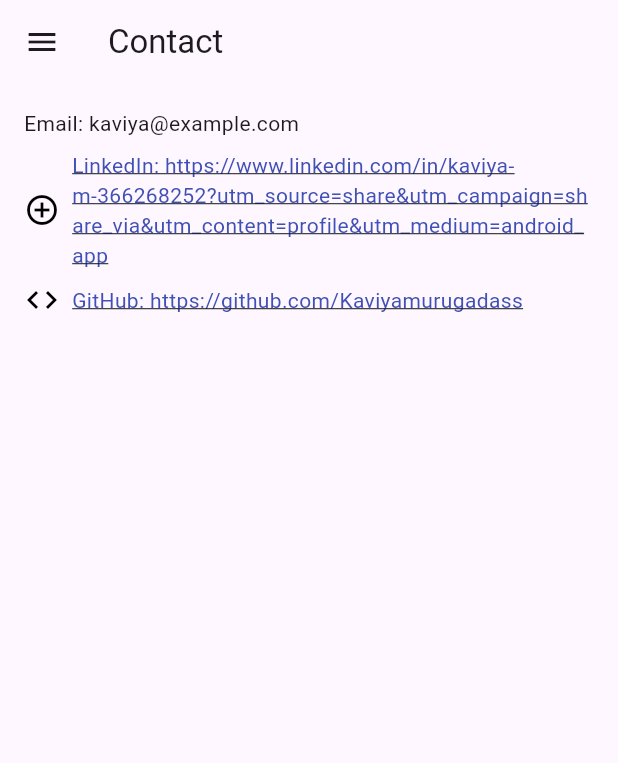
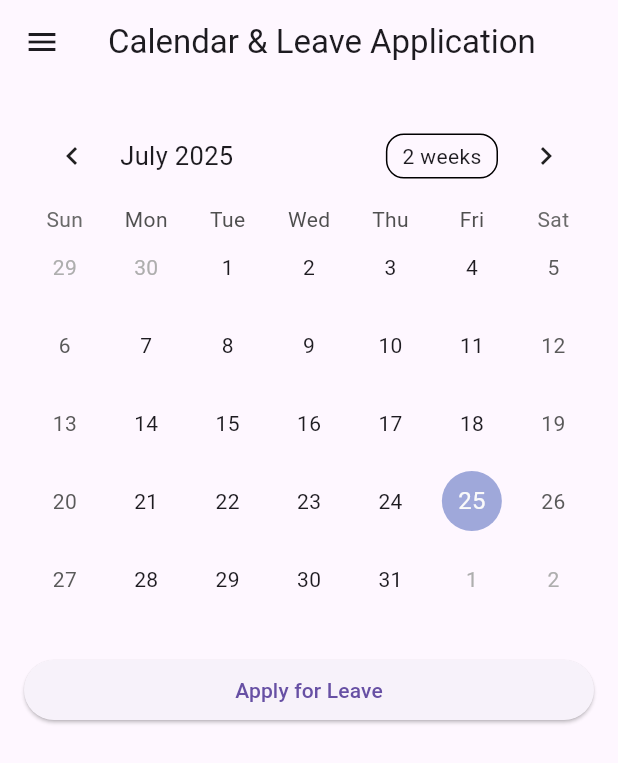
Before and after one commit to Kaviyamurugadass/Phobos---Flutter-App, a Flutter app: the screen it shows after launch, in the side drawer, after a tap on "Calender", on a phone screen of 412 x 824 dp. Shown: the top 763 px of the screen. Run offline on Flutter 3.47's test engine with Material 3 defaults, Android fonts, the light colour scheme and no system bars; drawn by our look-alikes of table_calendar; our stand-ins replace file_picker; missing offline and left inert: mobile_scanner.

Commit message:
calender page

```diff
--- a/lib/main.dart
+++ b/lib/main.dart
@@ -3,7 +3,7 @@
 import 'screens/home_screen.dart';
 import 'screens/profile_screen.dart';
 import 'screens/attendance_screen.dart';
-import 'screens/contact_screen.dart';
+import 'screens/calendar_screen.dart';
 import 'screens/expenses_screen.dart';
 
 class UserProvider extends ChangeNotifier {
@@ -52,7 +52,7 @@
         '/': (context) => HomeScreen(),
         '/profile': (context) => AppraiserProfileScreen(),
         '/attendance': (context) => AttendanceScreen(),
-        '/contact': (context) => ContactScreen(),
+        '/calendar': (context) => CalendarScreen(),
         '/expenses': (context) => ExpensesScreen(),
       },
     );
--- a/lib/screens/contact_screen.dart
+++ /dev/null
@@ -1,91 +0,0 @@
-import 'package:flutter/material.dart';
-import '../widgets/nav_drawer.dart';
-import 'package:url_launcher/url_launcher.dart'; // Add this import
-
-class ContactScreen extends StatelessWidget {
-  final String linkedInUrl =
-      'https://www.linkedin.com/in/kaviya-m-366268252?utm_source=share&utm_campaign=share_via&utm_content=profile&utm_medium=android_app';
-
-  final String githubUrl = 'https://github.com/Kaviyamurugadass';
-
-  const ContactScreen({super.key});
-
-  @override
-  Widget build(BuildContext context) {
-    return Scaffold(
-      drawer: NavDrawer(),
-      appBar: AppBar(title: Text('Contact')),
-      body: Padding(
-        padding: const EdgeInsets.all(16.0),
-        child: Column(
-          crossAxisAlignment: CrossAxisAlignment.start,
-          children: [
-            Text('Email: kaviya@example.com'),
-            SizedBox(height: 8),
-            InkWell(
-              child: Row(
-                children: [
-                  Icon(
-                    Icons.add_circle_outline,
-                    color: Colors.black,
-                  ), // LinkedIn icon substitute
-                  SizedBox(width: 8),
-                  Expanded(
-                    child: Text(
-                      'LinkedIn: $linkedInUrl',
-                      style: TextStyle(
-                        color: Colors.indigo,
-                        decoration: TextDecoration.underline,
-                      ),
-                    ),
-                  ),
-                ],
-              ),
-              onTap: () async {
-                final uri = Uri.parse(linkedInUrl);
-                try {
-                  await launchUrl(uri, mode: LaunchMode.externalApplication);
-                } catch (e) {
-                  ScaffoldMessenger.of(context).showSnackBar(
-                    SnackBar(content: Text('Could not open the link.')),
-                  );
-                }
-              },
-            ),
-            SizedBox(height: 8),
-            InkWell(
-              child: Row(
-                children: [
-                  Icon(
-                    Icons.code,
-                    color: Colors.black,
-                  ), // GitHub icon substitute
-                  SizedBox(width: 8),
-                  Expanded(
-                    child: Text(
-                      'GitHub: $githubUrl',
-                      style: TextStyle(
-                        color: Colors.indigo,
-                        decoration: TextDecoration.underline,
-                      ),
-                    ),
-                  ),
-                ],
-              ),
-              onTap: () async {
-                final uri = Uri.parse(githubUrl);
-                try {
-                  await launchUrl(uri, mode: LaunchMode.externalApplication);
-                } catch (e) {
-                  ScaffoldMessenger.of(context).showSnackBar(
-                    SnackBar(content: Text('Could not open the link.')),
-                  );
-                }
-              },
-            ),
-          ],
-        ),
-      ),
-    );
-  }
-}
--- a/lib/widgets/nav_drawer.dart
+++ b/lib/widgets/nav_drawer.dart
@@ -94,7 +94,7 @@
           ListTile(
             leading: Icon(Icons.calendar_month),
             title: Text('Calender'),
-            onTap: () => Navigator.pushReplacementNamed(context, '/contact'),
+            onTap: () => Navigator.pushReplacementNamed(context, '/calendar'),
           ),
            ListTile(
             leading: Icon(Icons.person),
--- a/pubspec.yaml
+++ b/pubspec.yaml
@@ -39,6 +39,7 @@
   file_picker: ^10.2.0
   provider: ^6.1.5
   mobile_scanner: ^7.0.1
+  table_calendar: ^3.2.0
 
 dev_dependencies:
   flutter_test:
```
Also changed, not shown: lib/screens/calendar_screen.dart (added, +287 -0 lines), requirements.txt (added, +244 -0 lines), pubspec.lock.
